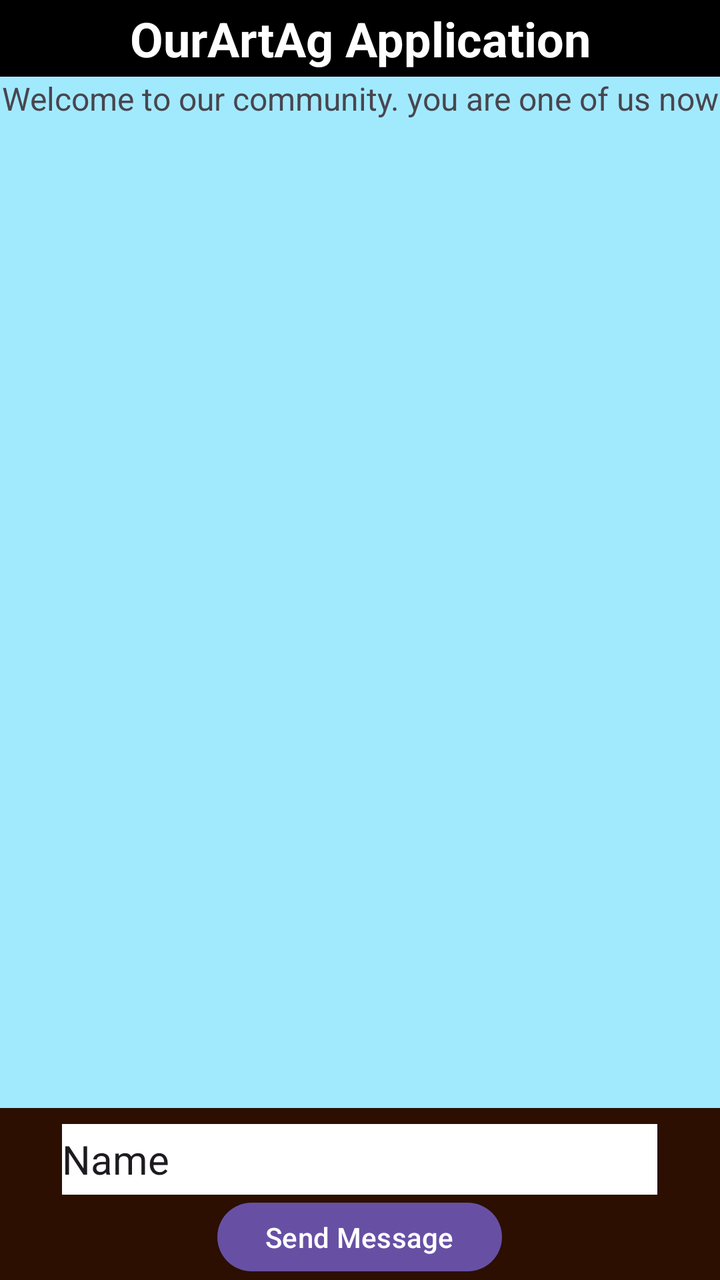
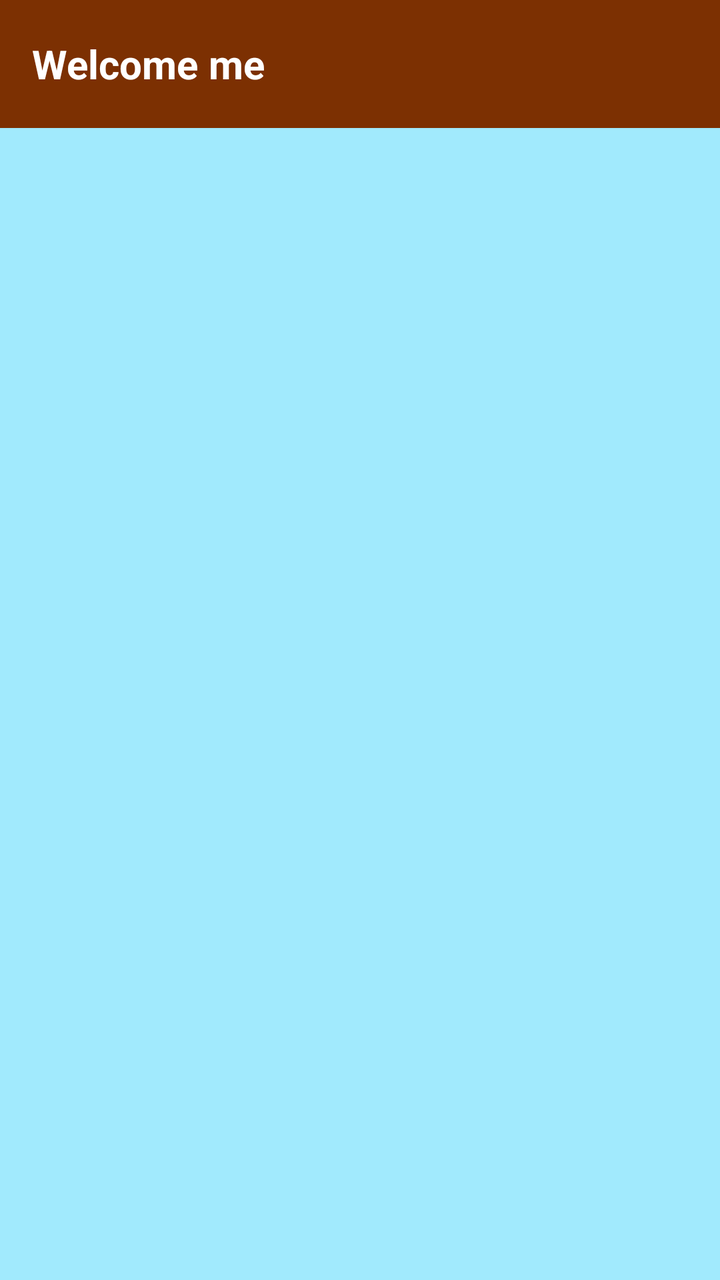

Compare the two renders of this Android layout. The source of the first and the diff that turns it into the second are given below.
<!-- AndroidManifest.xml: application theme Theme.EAndroid -->
<!-- res/layout/activity_main.xml -->
<?xml version="1.0" encoding="utf-8"?>
<LinearLayout xmlns:android="http://schemas.android.com/apk/res/android"
    xmlns:app="http://schemas.android.com/apk/res-auto"
    xmlns:tools="http://schemas.android.com/tools"
    android:layout_width="match_parent"
    android:layout_height="match_parent"
    android:background="#A1EAFD"
    android:gravity="center"
    android:orientation="vertical">

    <TextView
        android:id="@+id/textView12"
        android:layout_width="match_parent"
        android:layout_height="wrap_content"
        android:background="#000000"
        android:forceDarkAllowed="true"
        android:paddingVertical="3dp"
        android:text="OurArtAg Application"
        android:textAlignment="center"
        android:textAppearance="@style/TextAppearance.AppCompat.Display2"
        android:textColor="#FFFFFF"
        android:textSize="24sp"
        android:textStyle="bold" />


    <androidx.fragment.app.FragmentContainerView
        android:id="@+id/fragmentContainerView"
        android:layout_width="match_parent"
        android:layout_height="match_parent"
        android:visibility="gone" />

    <LinearLayout
        android:id="@+id/dialogPage"
        android:layout_width="match_parent"
        android:layout_height="match_parent"
        android:alpha="1"
        android:background="#FFC9C9"
        android:backgroundTint="#FFA1A1"
        android:backgroundTintMode="multiply"
        android:orientation="horizontal"
        android:visibility="gone">

        <Space
            android:layout_width="80dp"
            android:layout_height="match_parent"
            android:layout_weight="1" />

        <LinearLayout
            android:layout_width="match_parent"
            android:layout_height="match_parent"
            android:layout_weight="1"
            android:orientation="vertical">

            <Space
                android:layout_width="match_parent"
                android:layout_height="112dp" />

            <TextView
                android:id="@+id/vtxtDialogMsg"
                android:layout_width="match_parent"
                android:layout_height="209dp"
                android:textSize="20sp"
                android:textStyle="bold" />

            <Space
                android:layout_width="match_parent"
                android:layout_height="37dp" />

            <Button
                android:id="@+id/dialogOK"
                android:layout_width="match_parent"
                android:layout_height="wrap_content"
                android:text="OK" />
        </LinearLayout>

        <Space
            android:layout_width="80dp"
            android:layout_height="match_parent"
            android:layout_weight="1" />
    </LinearLayout>

    <LinearLayout
        android:layout_width="match_parent"
        android:layout_height="match_parent"
        android:orientation="vertical">

        <TextView
            android:layout_width="match_parent"
            android:layout_height="wrap_content"
            android:text="Welcome to our community. you are one of us now"
            android:textAlignment="center"
            android:textSize="16sp" />

        <LinearLayout
            android:layout_width="match_parent"
            android:layout_height="wrap_content"
            android:layout_weight="1"
            android:orientation="horizontal"></LinearLayout>

        <LinearLayout
            android:layout_width="match_parent"
            android:layout_height="wrap_content"
            android:layout_weight="0.05"
            android:background="#2C0F01"
            android:gravity="center"
            android:orientation="horizontal">

            <Space
                android:layout_width="wrap_content"
                android:layout_height="match_parent"
                android:layout_weight="0.1" />

            <LinearLayout
                android:layout_width="wrap_content"
                android:layout_height="match_parent"
                android:layout_weight="0.5"
                android:gravity="center"
                android:orientation="vertical">

                <Space
                    android:layout_width="match_parent"
                    android:layout_height="wrap_content"
                    android:layout_weight="0.8" />

                <EditText
                    android:id="@+id/editTextText"
                    android:layout_width="match_parent"
                    android:layout_height="wrap_content"
                    android:layout_weight="0.8"
                    android:background="#FFFFFF"
                    android:ems="10"
                    android:inputType="text"
                    android:minHeight="25dp"
                    android:text="Name"
                    android:textSize="20sp"
                    tools:ignore="TouchTargetSizeCheck" />

                <Button
                    android:id="@+id/button"
                    android:layout_width="wrap_content"
                    android:layout_height="34dp"
                    android:layout_weight="0.8"
                    android:paddingVertical="0.5dp"
                    android:text="Send Message" />
            </LinearLayout>

            <Space
                android:layout_width="wrap_content"
                android:layout_height="match_parent"
                android:layout_weight="0.1" />
        </LinearLayout>

    </LinearLayout>

</LinearLayout>
<!-- resources referenced by this layout -->
<resources>
  <style name="Theme.EAndroid" parent="Base.Theme.EAndroid" />
  <style name="Base.Theme.EAndroid" parent="Theme.Material3.DayNight.NoActionBar">
          
          
      </style>
</resources>

<!-- the commit's change to res/layout/activity_main.xml (unified diff, before → after) -->
@@ -8,26 +8,52 @@
     android:gravity="center"
     android:orientation="vertical">
 
-    <TextView
-        android:id="@+id/textView12"
+
+    <androidx.appcompat.widget.Toolbar
+        android:id="@+id/toolbar"
         android:layout_width="match_parent"
         android:layout_height="wrap_content"
-        android:background="#000000"
-        android:forceDarkAllowed="true"
-        android:paddingVertical="3dp"
-        android:text="OurArtAg Application"
-        android:textAlignment="center"
-        android:textAppearance="@style/TextAppearance.AppCompat.Display2"
-        android:textColor="#FFFFFF"
-        android:textSize="24sp"
-        android:textStyle="bold" />
+        android:background="@color/toolicolor"
+        android:gravity="left|center_vertical"
+        android:minHeight="?attr/actionBarSize"
+        app:titleTextColor="#FFFFFF"
+        app:theme="@style/ToolbarTheme">
 
+        <TextView
+            android:id="@+id/toolbarTextView3"
+            android:layout_width="wrap_content"
+            android:layout_height="wrap_content"
+            android:ellipsize="end"
+            android:gravity="left|center_vertical"
+            android:maxLines="1"
+            android:text="Welcome"
+            android:textAppearance="@android:style/TextAppearance.WindowTitle"
+            android:textSize="20sp"
+            android:visibility="visible" />
+
+        <Space
+            android:layout_width="5dp"
+            android:layout_height="match_parent" />
+
+        <TextView
+            android:id="@+id/toolbarTextView"
+            android:layout_width="wrap_content"
+            android:layout_height="wrap_content"
+            android:layout_gravity="left"
+            android:ellipsize="end"
+            android:gravity="left|center_vertical"
+            android:maxLines="1"
+            android:text="me"
+            android:textAppearance="@android:style/TextAppearance.WindowTitle"
+            android:textSize="20sp"
+            android:visibility="visible" />
+    </androidx.appcompat.widget.Toolbar>
 
     <androidx.fragment.app.FragmentContainerView
         android:id="@+id/fragmentContainerView"
         android:layout_width="match_parent"
         android:layout_height="match_parent"
-        android:visibility="gone" />
+        android:visibility="visible" />
 
     <LinearLayout
         android:id="@+id/dialogPage"
@@ -110,39 +136,27 @@
                 android:layout_height="match_parent"
                 android:layout_weight="0.1" />
 
-            <LinearLayout
+            <EditText
+                android:id="@+id/editTextText"
                 android:layout_width="wrap_content"
-                android:layout_height="match_parent"
+                android:layout_height="33dp"
                 android:layout_weight="0.5"
-                android:gravity="center"
-                android:orientation="vertical">
+                android:background="#FFFFFF"
+                android:ems="10"
+                android:inputType="text"
+                android:minHeight="25dp"
+                android:text="Name"
+                android:textSize="20sp"
+                tools:ignore="TouchTargetSizeCheck" />
 
-                <Space
-                    android:layout_width="match_parent"
-                    android:layout_height="wrap_content"
-                    android:layout_weight="0.8" />
-
-                <EditText
-                    android:id="@+id/editTextText"
-                    android:layout_width="match_parent"
-                    android:layout_height="wrap_content"
-                    android:layout_weight="0.8"
-                    android:background="#FFFFFF"
-                    android:ems="10"
-                    android:inputType="text"
-                    android:minHeight="25dp"
-                    android:text="Name"
-                    android:textSize="20sp"
-                    tools:ignore="TouchTargetSizeCheck" />
-
-                <Button
-                    android:id="@+id/button"
-                    android:layout_width="wrap_content"
-                    android:layout_height="34dp"
-                    android:layout_weight="0.8"
-                    android:paddingVertical="0.5dp"
-                    android:text="Send Message" />
-            </LinearLayout>
+            <ImageButton
+                android:id="@+id/imageButton"
+                android:layout_width="35dp"
+                android:layout_height="33dp"
+                android:layout_weight="0.1"
+                android:background="#5FC7FF"
+                android:src="@drawable/paper_plane_30"
+                android:tint="#0047BF" />
 
             <Space
                 android:layout_width="wrap_content"
<!-- resource entries referenced after the edit -->
@@ -1,6 +1,19 @@
 <!-- resources referenced by this layout -->
 <resources>
+  <color name="toolicolor">#7C3002</color>
+  <!-- drawable paper_plane_30 (drawable) -->
+  <vector android:height="30dp" android:viewportHeight="512"
+      android:viewportWidth="512" android:width="30dp" xmlns:android="http://schemas.android.com/apk/res/android">
+      <path android:fillAlpha="0.4" android:fillColor="#FF000000"
+          android:pathData="M498.1,5.6c10.1,7 15.4,19.1 13.5,31.2l-64,416c-1.5,9.7 -7.4,18.2 -16,23s-18.9,5.4 -28,1.6L224,402.7V389.4L380.7,185.8c5.2,-6.7 4.2,-16.4 -2.3,-21.9s-16.1,-5.1 -22,1.1L178.8,350.6l-14.1,14.1c-3,3 -4.7,7.1 -4.7,11.3l-28.3,-11.8 -112,-46.7C8.4,312.8 0.8,302.2 0.1,290s5.5,-23.7 16.1,-29.8l448,-256c10.7,-6.1 23.9,-5.5 34,1.4z" android:strokeAlpha="0.4"/>
+      <path android:fillColor="#FF000000" android:pathData="M380.7,185.8c5.1,-6.7 4.2,-16.2 -2.1,-21.8s-15.9,-5.3 -21.9,0.7l-179,179 -13,13c-3,3 -4.7,7.1 -4.7,11.3v8,56 48c0,13.2 8.1,25 20.3,29.8s26.2,1.6 35.2,-8.1L284,427.7l-60,-25V389.4L380.7,185.8z"/>
+  </vector>
+  <style name="ToolbarTheme" parent="@style/ThemeOverlay.AppCompat.ActionBar">
+          
+          <item name="colorControlNormal">@color/white</item>
+      </style>
   <style name="Theme.EAndroid" parent="Base.Theme.EAndroid" />
+  <color name="white">#FFFFFFFF</color>
   <style name="Base.Theme.EAndroid" parent="Theme.Material3.DayNight.NoActionBar">
           
           
